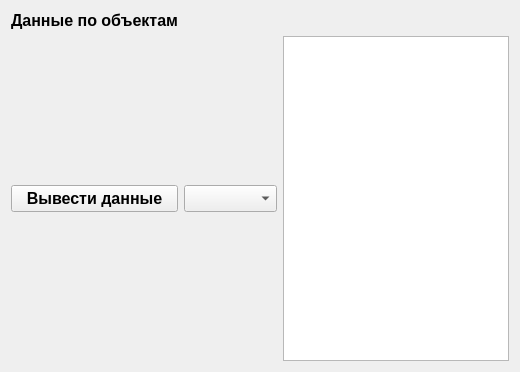
Above: sql/datainfo.ui from alex19852010/sql before the change. Below: the same form after it.
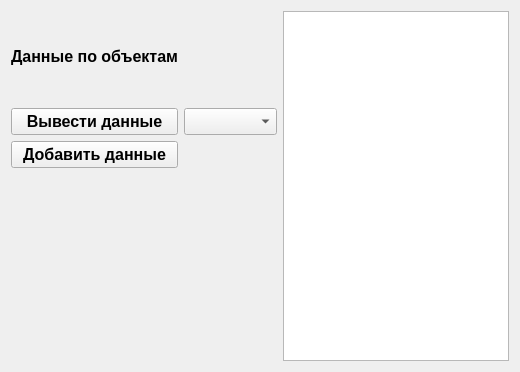
That is the form after the change.

```diff
--- a/sql/datainfo.ui
+++ b/sql/datainfo.ui
@@ -21,7 +21,20 @@
    <string>Form</string>
   </property>
   <layout class="QGridLayout" name="gridLayout">
-   <item row="2" column="1">
+   <item row="0" column="2" rowspan="5">
+    <widget class="QTableView" name="tableView"/>
+   </item>
+   <item row="0" column="0">
+    <widget class="QLabel" name="label">
+     <property name="text">
+      <string>Данные по объектам</string>
+     </property>
+     <property name="alignment">
+      <set>Qt::AlignCenter</set>
+     </property>
+    </widget>
+   </item>
+   <item row="1" column="0">
     <widget class="QPushButton" name="pushButton">
      <property name="font">
       <font>
@@ -35,19 +48,13 @@
      </property>
     </widget>
    </item>
-   <item row="2" column="2">
+   <item row="1" column="1">
     <widget class="QComboBox" name="comboBox"/>
    </item>
-   <item row="2" column="3">
-    <widget class="QTableView" name="tableView"/>
-   </item>
-   <item row="0" column="1">
-    <widget class="QLabel" name="label">
+   <item row="2" column="0">
+    <widget class="QPushButton" name="pushButton_2">
      <property name="text">
-      <string>Данные по объектам</string>
-     </property>
-     <property name="alignment">
-      <set>Qt::AlignCenter</set>
+      <string>Добавить данные</string>
      </property>
     </widget>
    </item>
```
